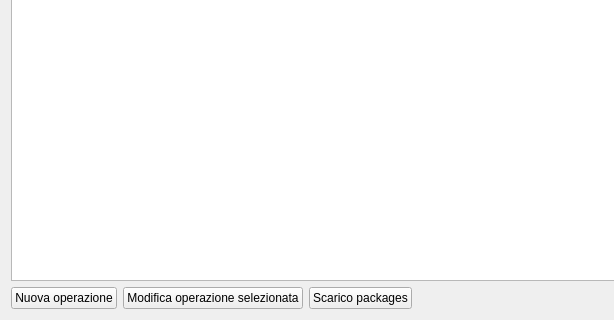
Above: hmagazzino.ui from fblabs/hamlet-mod-sancon before the change; both pictures show x 0 to 614 and y 336 to 656 of the 1138 by 656 pixel window. Below: the same form after it.
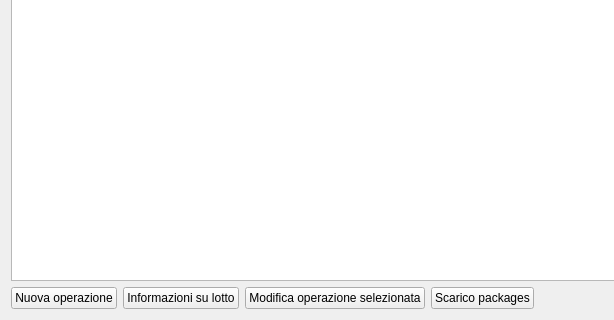
That is the form after the change. Icons and pictures are not drawn.

```diff
--- a/hmagazzino.ui
+++ b/hmagazzino.ui
@@ -166,6 +166,17 @@
        </property>
       </widget>
      </item>
+     <item>
+      <widget class="QPushButton" name="pbLotInfo">
+       <property name="text">
+        <string>Informazioni su lotto</string>
+       </property>
+       <property name="icon">
+        <iconset resource="icons.qrc">
+         <normaloff>:/Resources/Wood-4-icon.png</normaloff>:/Resources/Wood-4-icon.png</iconset>
+       </property>
+      </widget>
+     </item>
      <item>
       <widget class="QPushButton" name="pushButton_2">
        <property name="text">
```
